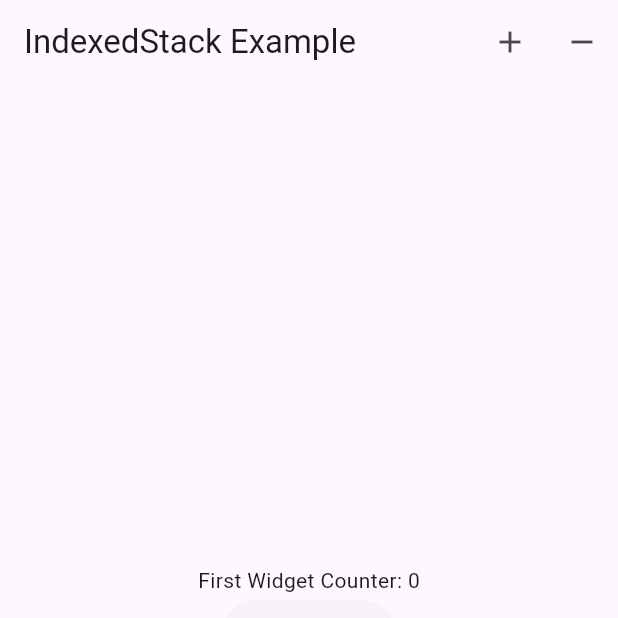
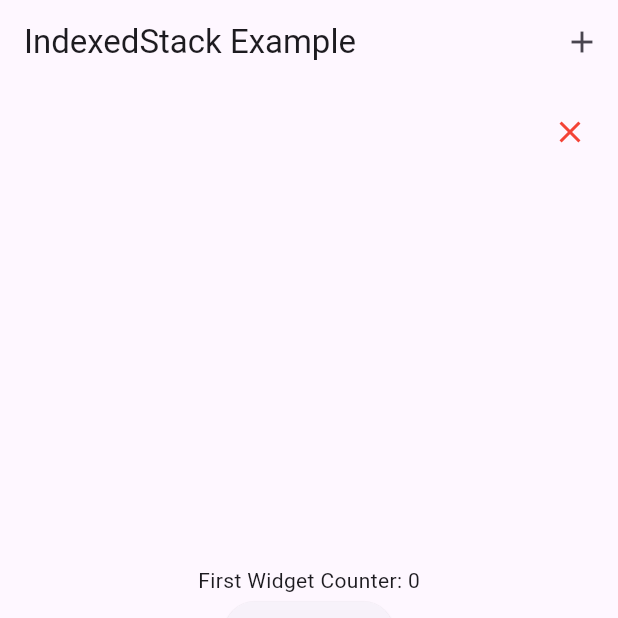
Before and after one commit to Xyscco/flutter_studies, a Flutter app: the screen it shows after launch, on a phone screen of 412 x 824 dp, the top half of it. Run offline on Flutter 3.47's test engine with Material 3 defaults, Android fonts, the phone set to English and light mode, and no system bars; our stand-ins replace dio, fluttericon, plugin_platform_interface; missing offline and left inert: github, oauth2.

Commit message:
Novos testes com indexed_stack

```diff
--- a/use_indexed_stack/lib/main.dart
+++ b/use_indexed_stack/lib/main.dart
@@ -8,7 +8,6 @@ class MyApp extends StatelessWidget {
   @override
   Widget build(BuildContext context) {
     return MaterialApp(
-      debugShowCheckedModeBanner: false,
       home: MyHomePage(),
     );
   }
@@ -21,10 +20,16 @@ class MyHomePage extends StatefulWidget {
 
 class _MyHomePageState extends State<MyHomePage> {
   int _selectedIndex = 0;
-  List<Widget> _widgets = [
-    FirstWidget(key: UniqueKey()),
-    SecondWidget(key: UniqueKey()),
+  List<Widget> _widgets = [];
+
+  @override
+  void initState() {
+    super.initState();
+    _widgets = [
+      FirstWidget(key: UniqueKey(), onRemove: (index) => _removeWidget(index)),
+      SecondWidget(key: UniqueKey(), onRemove: (index) => _removeWidget(index)),
     ];
+  }
 
   void _onItemTapped(int index) {
     setState(() {
@@ -34,18 +39,23 @@ class _MyHomePageState extends State<MyHomePage> {
 
   void _addWidget() {
     setState(() {
-      _widgets.add(ThirdWidget(key: UniqueKey()));
+      _widgets.add(ThirdWidget(
+        key: UniqueKey(),
+        onRemove: (index) => _removeWidget(index),
+      ));
       _selectedIndex = _widgets.length - 1;
     });
   }
 
-  void _removeWidget() {
-    if (_widgets.length > 2) {
+  void _removeWidget(int index) {
     setState(() {
-        _widgets.removeLast();
+      if (_widgets.length > 1) {
+        _widgets.removeAt(index);
+        if (_selectedIndex >= _widgets.length - 1) {
           _selectedIndex = _widgets.length - 1;
+        }
+      }
     });
-    }
   }
 
   @override
@@ -58,15 +68,15 @@ class _MyHomePageState extends State<MyHomePage> {
             icon: Icon(Icons.add),
             onPressed: _addWidget,
           ),
-          IconButton(
-            icon: Icon(Icons.remove),
-            onPressed: _removeWidget,
-          ),
         ],
       ),
       body: IndexedStack(
         index: _selectedIndex,
-        children: _widgets,
+        children: _widgets.asMap().entries.map((entry) {
+          int index = entry.key;
+          Widget widget = entry.value;
+          return _buildRemovableWidget(widget, index);
+        }).toList(),
       ),
       bottomNavigationBar: BottomNavigationBar(
         items: List.generate(_widgets.length, (index) {
@@ -80,10 +90,28 @@ class _MyHomePageState extends State<MyHomePage> {
       ),
     );
   }
+
+  Widget _buildRemovableWidget(Widget widget, int index) {
+    return Stack(
+      children: [
+        widget,
+        Positioned(
+          top: 8,
+          right: 8,
+          child: IconButton(
+            icon: Icon(Icons.close, color: Colors.red),
+            onPressed: () => _removeWidget(index),
+          ),
+        ),
+      ],
+    );
+  }
 }
 
 class FirstWidget extends StatefulWidget {
-  const FirstWidget({required Key key}) : super(key: key);
+  final Function(int) onRemove;
+
+  const FirstWidget({required Key key, required this.onRemove}) : super(key: key);
 
   @override
   _FirstWidgetState createState() => _FirstWidgetState();
@@ -100,7 +128,8 @@ class _FirstWidgetState extends State<FirstWidget> {
 
   @override
   Widget build(BuildContext context) {
-    return Center(
+    return Scaffold(
+      body: Center(
         child: Column(
           mainAxisAlignment: MainAxisAlignment.center,
           children: <Widget>[
@@ -111,12 +140,15 @@ class _FirstWidgetState extends State<FirstWidget> {
             ),
           ],
         ),
+      ),
     );
   }
 }
 
 class SecondWidget extends StatefulWidget {
-  const SecondWidget({required Key key}) : super(key: key);
+  final Function(int) onRemove;
+
+  const SecondWidget({required Key key, required this.onRemove}) : super(key: key);
 
   @override
   _SecondWidgetState createState() => _SecondWidgetState();
@@ -133,7 +165,8 @@ class _SecondWidgetState extends State<SecondWidget> {
 
   @override
   Widget build(BuildContext context) {
-    return Center(
+    return Scaffold(
+      body: Center(
         child: Column(
           mainAxisAlignment: MainAxisAlignment.center,
           children: <Widget>[
@@ -144,12 +177,15 @@ class _SecondWidgetState extends State<SecondWidget> {
             ),
           ],
         ),
+      ),
     );
   }
 }
 
 class ThirdWidget extends StatefulWidget {
-  const ThirdWidget({required Key key}) : super(key: key);
+  final Function(int) onRemove;
+
+  const ThirdWidget({required Key key, required this.onRemove}) : super(key: key);
 
   @override
   _ThirdWidgetState createState() => _ThirdWidgetState();
@@ -166,7 +202,8 @@ class _ThirdWidgetState extends State<ThirdWidget> {
 
   @override
   Widget build(BuildContext context) {
-    return Center(
+    return Scaffold(
+      body: Center(
         child: Column(
           mainAxisAlignment: MainAxisAlignment.center,
           children: <Widget>[
@@ -177,6 +214,7 @@ class _ThirdWidgetState extends State<ThirdWidget> {
             ),
           ],
         ),
+      ),
     );
   }
 }
```
Lines whose indentation alone changed are shown as unchanged.
